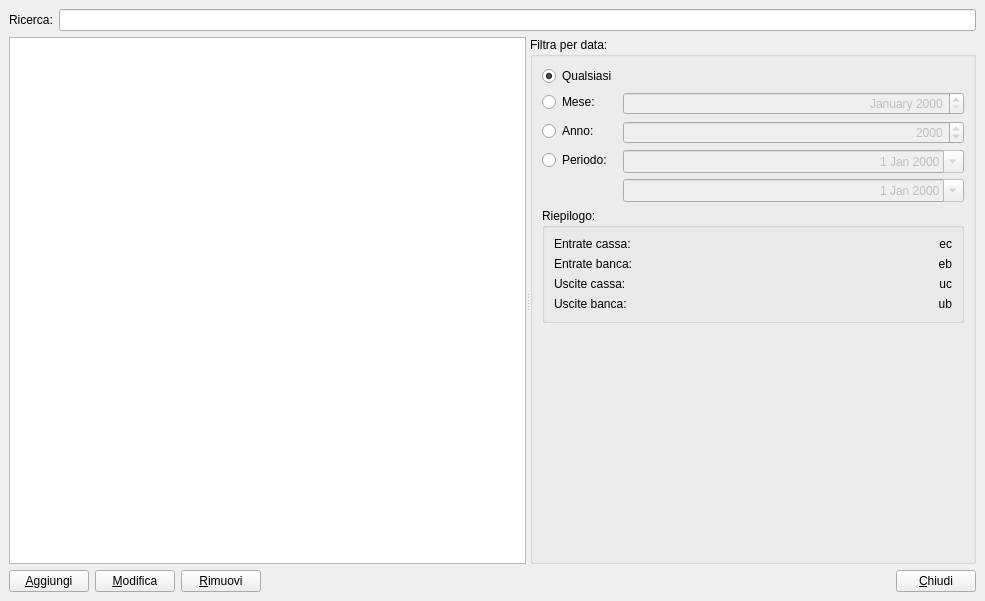
Qt form modulePrimaNota/primanotawindow.ui (kvsd/Gestionale) before a commit.
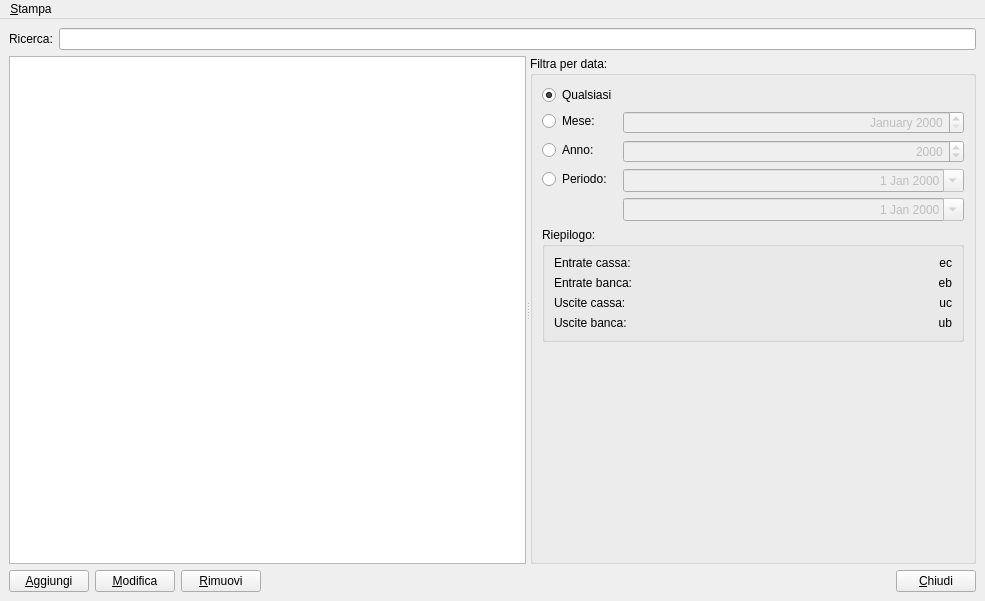
The same form after that commit.

Patch:
```diff
--- a/modulePrimaNota/primanotawindow.ui
+++ b/modulePrimaNota/primanotawindow.ui
@@ -311,6 +311,13 @@
      <height>20</height>
     </rect>
    </property>
+   <widget class="QMenu" name="menu_Stampa">
+    <property name="title">
+     <string>&amp;Stampa</string>
+    </property>
+    <addaction name="action_Stampa"/>
+   </widget>
+   <addaction name="menu_Stampa"/>
   </widget>
  </widget>
  <tabstops>
```
Left out of the diff: 30 changed lines with no effect on the pictures.
